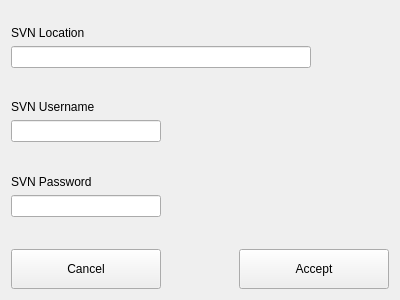
Before: the Qt Designer form RetroReview/createsvnaccountdialog.ui in BradleySDev/retro-review, drawn with Qt 5.
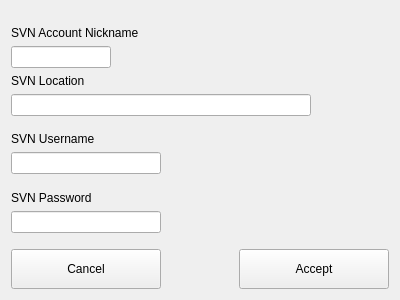
After: the same form once the commit is applied.

Commit message: Added account nickname to the svn account data structure. Added preliminary svn table updating capability.

Patch:
```diff
--- a/RetroReview/createsvnaccountdialog.ui
+++ b/RetroReview/createsvnaccountdialog.ui
@@ -30,6 +30,23 @@
      </property>
     </spacer>
    </item>
+   <item>
+    <widget class="QLabel" name="svnNicknameLabel">
+     <property name="text">
+      <string>SVN Account Nickname</string>
+     </property>
+    </widget>
+   </item>
+   <item>
+    <widget class="QLineEdit" name="svnNicknameEdit">
+     <property name="maximumSize">
+      <size>
+       <width>100</width>
+       <height>16777215</height>
+      </size>
+     </property>
+    </widget>
+   </item>
    <item>
     <widget class="QLabel" name="svnLocationLabel">
      <property name="text">
@@ -55,7 +72,7 @@
      <property name="sizeHint" stdset="0">
       <size>
        <width>20</width>
-       <height>19</height>
+       <height>4</height>
       </size>
      </property>
     </spacer>
@@ -85,7 +102,7 @@
      <property name="sizeHint" stdset="0">
       <size>
        <width>20</width>
-       <height>19</height>
+       <height>4</height>
       </size>
      </property>
     </spacer>
@@ -115,7 +132,7 @@
      <property name="sizeHint" stdset="0">
       <size>
        <width>20</width>
-       <height>19</height>
+       <height>4</height>
       </size>
      </property>
     </spacer>
```
The commit also changes 7 other files.
